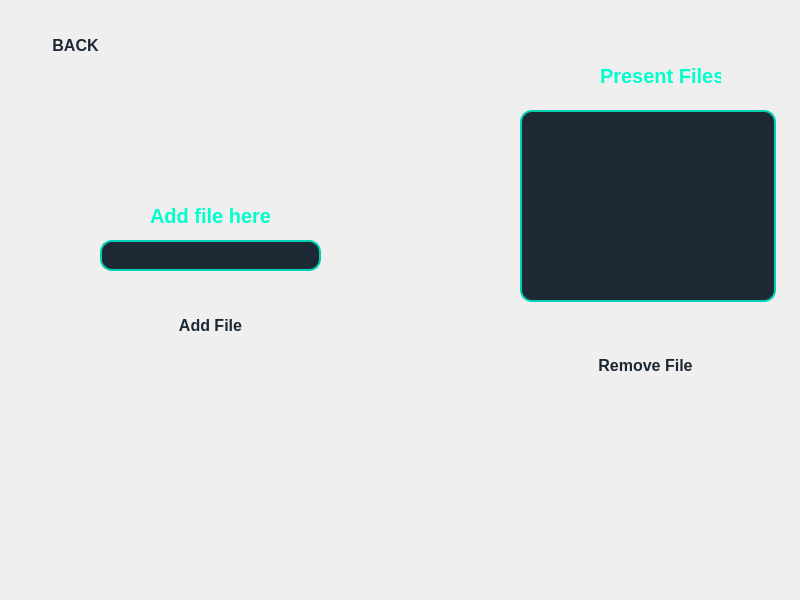
This is database.ui in m-muneebrehman/pd as Qt 5 draws it before an edit. The edited form follows.
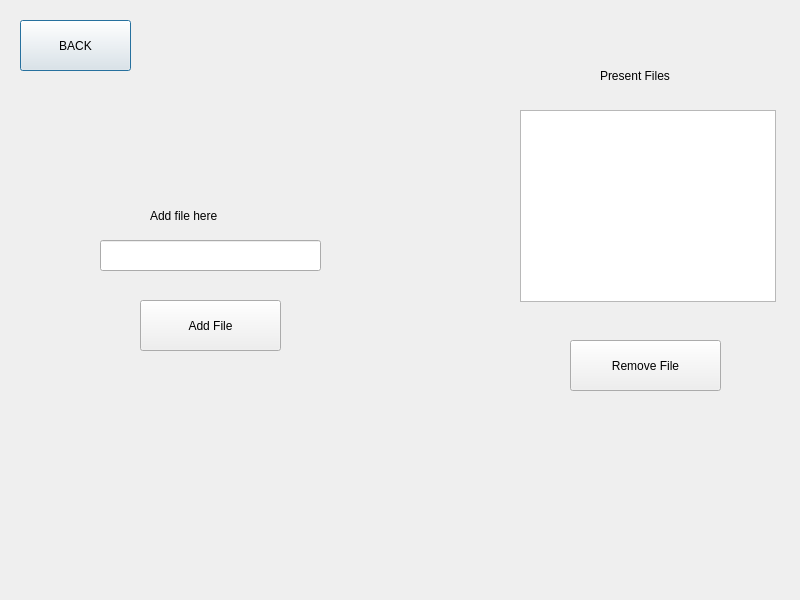
This is the edited form.

Patch:
```diff
--- a/database.ui
+++ b/database.ui
@@ -17,70 +17,7 @@
    <string>Dialog</string>
   </property>
   <property name="styleSheet">
-   <string notr="true">/* Dialog with a gradient background for a futuristic feel */
-QDialog {
-    background: qlineargradient(spread:pad, x1:0, y1:0, x2:1, y2:1, 
-                                stop:0 #2c3e50, stop:1 #4ca1af); /* Gradient */
-    font-family: 'Cyber Alert', sans-serif; /* Cyber Alert font family */
-    color: #ecf0f1; /* Light text for contrast */
-    border-radius: 12px; /* Rounded edges */
-}
-
-/* Style for labels */
-QLabel {
-    color: #00ffcc; /* Neon aqua */
-    font-size: 20px; /* Slightly smaller font size */
-    font-weight: bold;
-    text-align: center;
-    font-family: 'Cyber Alert', sans-serif; /* Cyber Alert font */
-}
-
-/* Style for buttons */
-QPushButton {
-    background: qlineargradient(spread:pad, x1:0, y1:0, x2:1, y2:1, 
-                                stop:0 #1f4037, stop:1 #99f2c8); /* Gradient background */
-    color: #1c2833; /* Dark text */
-    border: none; /* No border */
-    border-radius: 20px; /* Rounded edges */
-    padding: 10px 20px; /* Adjusted padding */
-    font-size: 16px; /* Font size */
-    font-weight: bold;
-    font-family: 'Cyber Alert', sans-serif; /* Cyber Alert font */
-}
-
-/* Hover effect for buttons */
-QPushButton:hover {
-    background: qlineargradient(spread:pad, x1:0, y1:0, x2:1, y2:1, 
-                                stop:0 #34e89e, stop:1 #0f3443); /* Vibrant gradient */
-    color: #ecf0f1; /* Switch text to light for contrast */
-}
-
-/* Style for line edits */
-QLineEdit {
-    background-color: #1c2833; /* Dark background */
-    color: #ecf0f1; /* Light text */
-    border: 2px solid #00d1b2; /* Neon border */
-    border-radius: 12px; /* Adjusted for smaller size */
-    padding: 6px 10px; /* Adjusted padding */
-    font-size: 14px; /* Font size */
-    font-family: 'Cyber Alert', sans-serif; /* Cyber Alert font */
-}
-
-/* Style for QListWidget */
-QListWidget {
-    background-color: #1c2833; /* Dark background */
-    color: #ecf0f1; /* Light text */
-    border: 2px solid #00d1b2; /* Neon border */
-    border-radius: 12px; /* Rounded edges */
-    font-family: 'Cyber Alert', sans-serif; /* Cyber Alert font */
-    font-size: 14px; /* Font size */
-    padding: 10px; /* Padding */
-}
-/* Focus effect for line edits */
-QLineEdit:focus {
-    border-color: #34e89e; /* Change border color when focused */
-}
-</string>
+   <string notr="true"/>
   </property>
   <widget class="QPushButton" name="back">
    <property name="geometry">
```
